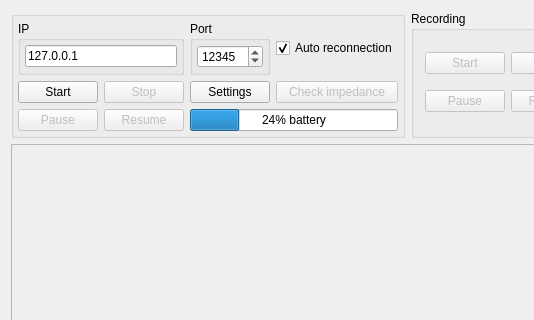
Old version of the form forms/mainwindow.ui in the repository GarantEEG/GarantEEG_Viewer; both pictures show x 0 to 534 and y 0 to 320 of the 1117 by 661 pixel window.
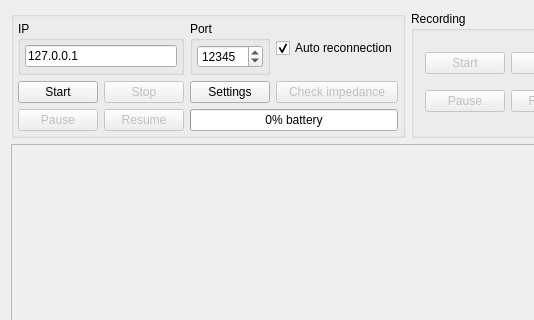
New version of the form. Custom widgets are drawn as their Qt base class.

Diff of the .ui file:
```diff
--- a/forms/mainwindow.ui
+++ b/forms/mainwindow.ui
@@ -255,7 +255,7 @@
        <item row="2" column="2" colspan="2">
         <widget class="QProgressBar" name="pb_Battery">
          <property name="value">
-          <number>24</number>
+          <number>0</number>
          </property>
          <property name="format">
           <string>%p% battery</string>
```
